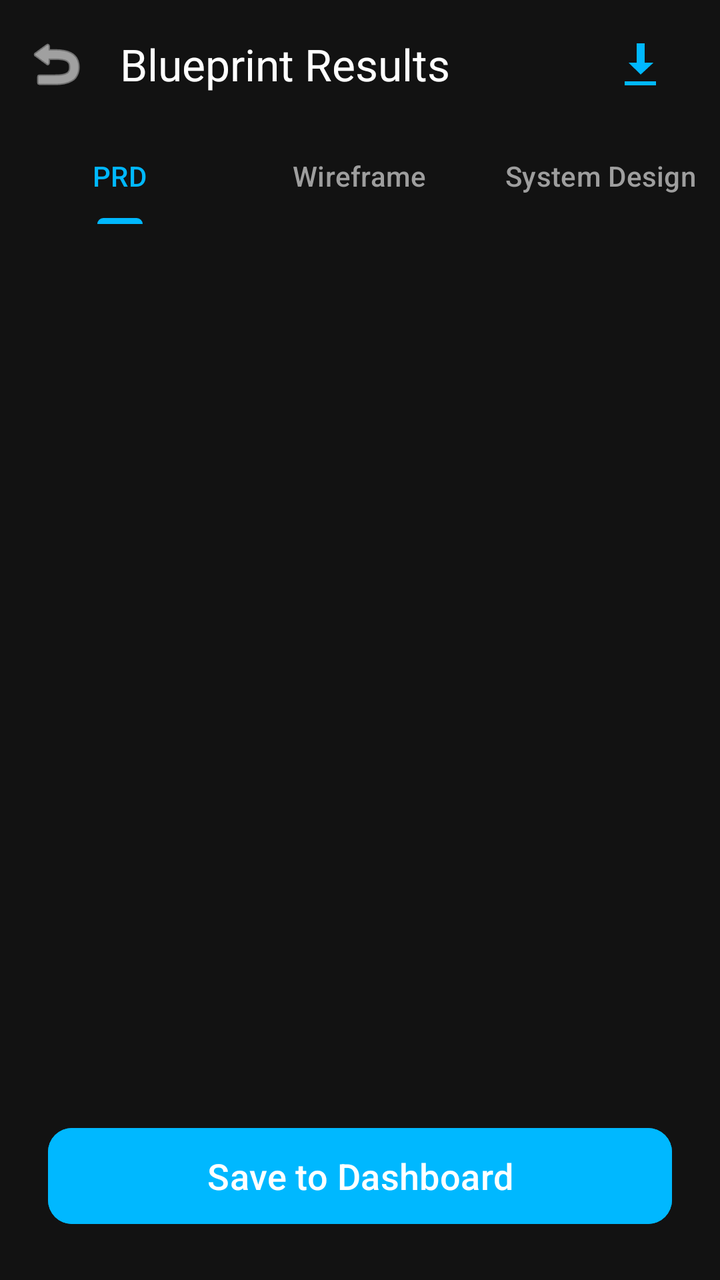
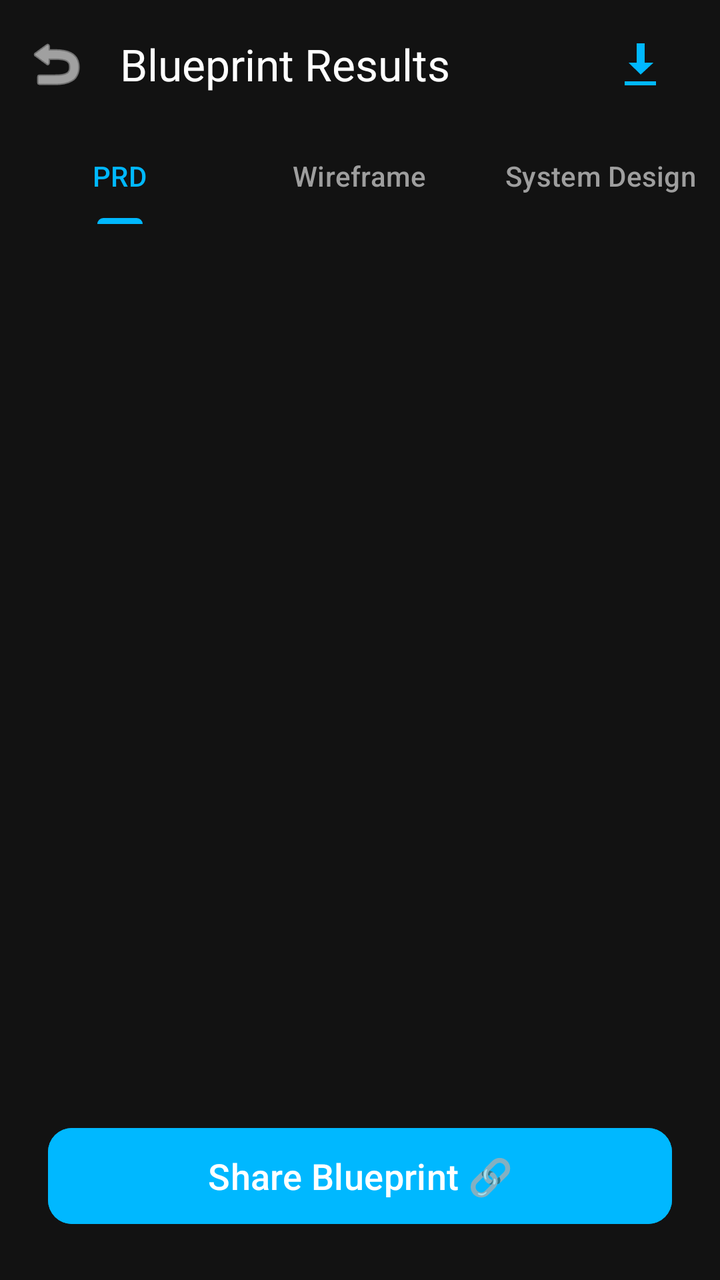

The first picture is an Android layout as it rendered before a commit; the second is the same layout after the commit. The layout source and the unified diff follow.
<!-- AndroidManifest.xml: application theme Theme.BlueprintAI -->
<!-- res/layout/activity_output.xml -->
<?xml version="1.0" encoding="utf-8"?>
<androidx.constraintlayout.widget.ConstraintLayout xmlns:android="http://schemas.android.com/apk/res/android"
    xmlns:app="http://schemas.android.com/apk/res-auto"
    xmlns:tools="http://schemas.android.com/tools"
    android:layout_width="match_parent"
    android:layout_height="match_parent"
    android:background="#121212"
    tools:context=".ui.output.OutputActivity">

    <com.google.android.material.appbar.MaterialToolbar
        android:id="@+id/toolbar"
        android:layout_width="match_parent"
        android:layout_height="?attr/actionBarSize"
        app:layout_constraintTop_toTopOf="parent"
        app:navigationIcon="@android:drawable/ic_menu_revert"
        app:navigationIconTint="#FFFFFF"
        app:title="Blueprint Results"
        app:titleTextColor="#FFFFFF">

        <ImageButton
            android:id="@+id/downloadButton"
            android:layout_width="48dp"
            android:layout_height="48dp"
            android:layout_gravity="end"
            android:layout_marginEnd="16dp"
            android:background="?attr/selectableItemBackgroundBorderless"
            android:src="@android:drawable/stat_sys_download"
            app:tint="#00B8FF" />
    </com.google.android.material.appbar.MaterialToolbar>

    <com.google.android.material.tabs.TabLayout
        android:id="@+id/tabLayout"
        android:layout_width="match_parent"
        android:layout_height="wrap_content"
        android:background="#121212"
        app:layout_constraintTop_toBottomOf="@id/toolbar"
        app:tabIndicatorColor="#00B8FF"
        app:tabSelectedTextColor="#00B8FF"
        app:tabTextColor="#9E9E9E">

        <com.google.android.material.tabs.TabItem
            android:layout_width="wrap_content"
            android:layout_height="wrap_content"
            android:text="PRD" />
        <com.google.android.material.tabs.TabItem
            android:layout_width="wrap_content"
            android:layout_height="wrap_content"
            android:text="Wireframe" />
        <com.google.android.material.tabs.TabItem
            android:layout_width="wrap_content"
            android:layout_height="wrap_content"
            android:text="System Design" />
    </com.google.android.material.tabs.TabLayout>

    <FrameLayout
        android:id="@+id/fragmentContainer"
        android:layout_width="match_parent"
        android:layout_height="0dp"
        app:layout_constraintBottom_toTopOf="@id/saveButton"
        app:layout_constraintTop_toBottomOf="@id/tabLayout" />

    <com.google.android.material.button.MaterialButton
        android:id="@+id/saveButton"
        android:layout_width="match_parent"
        android:layout_height="56dp"
        android:layout_margin="24dp"
        android:text="Save to Dashboard"
        android:textSize="18sp"
        android:backgroundTint="#00B8FF"
        app:cornerRadius="12dp"
        app:layout_constraintBottom_toBottomOf="parent" />

</androidx.constraintlayout.widget.ConstraintLayout>
<!-- resources referenced by this layout -->
<resources>
  <style name="Theme.BlueprintAI" parent="Base.Theme.BlueprintAI" />
  <style name="Base.Theme.BlueprintAI" parent="Theme.Material3.DayNight.NoActionBar">
          
          
      </style>
</resources>

<!-- the commit's change to res/layout/activity_output.xml (unified diff, before → after) -->
@@ -64,7 +64,7 @@
         android:layout_width="match_parent"
         android:layout_height="56dp"
         android:layout_margin="24dp"
-        android:text="Save to Dashboard"
+        android:text="Share Blueprint 🔗"
         android:textSize="18sp"
         android:backgroundTint="#00B8FF"
         app:cornerRadius="12dp"
